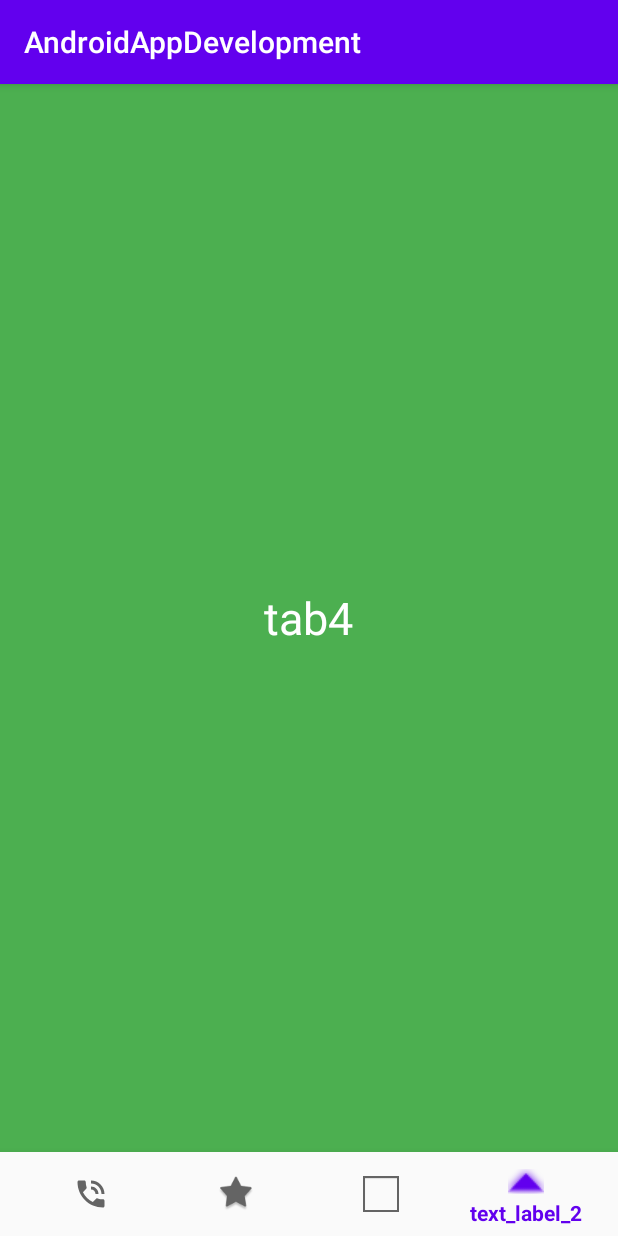
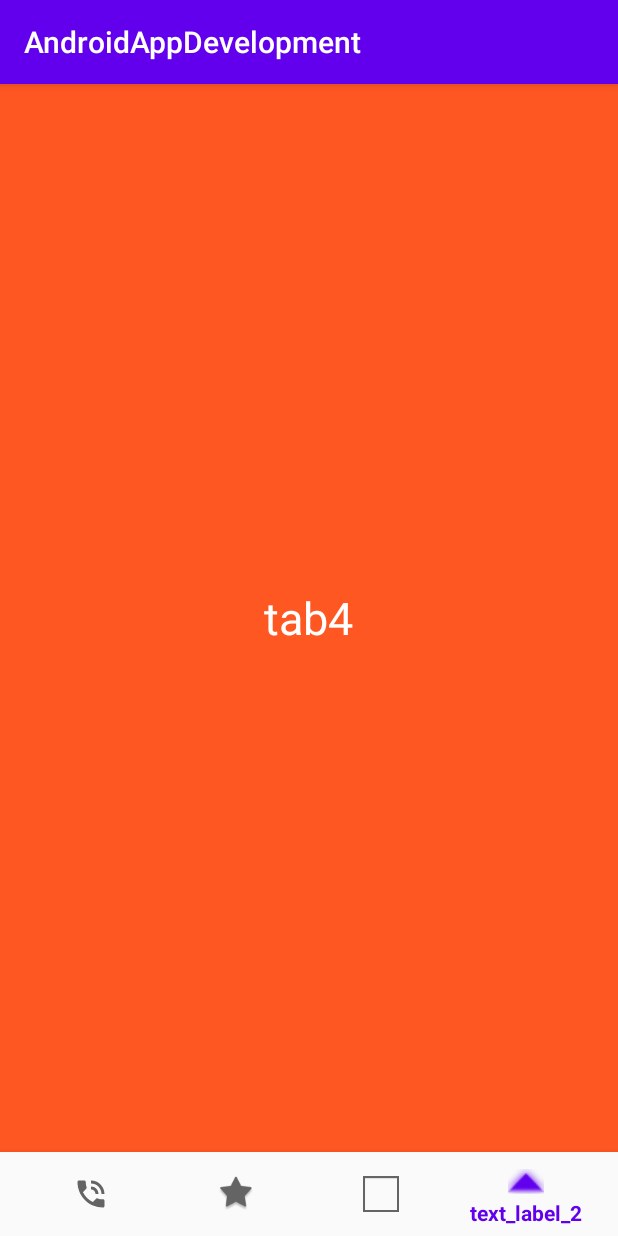
Before and after one commit to Raghuvorkady/Android-App-Development-Specialization, an Android app: the screen it shows after launch (MainActivity), item 4 of the bottom bar chosen, on a phone screen of 412 x 824 dp. Run offline under Robolectric (Android 15) with nearby library versions, the phone set to English and light mode, and no system bars.

Commit message:
Added a new color to tab4

```diff
--- a/app/src/main/res/layout/fragment_tab4.xml
+++ b/app/src/main/res/layout/fragment_tab4.xml
@@ -3,7 +3,7 @@
     xmlns:tools="http://schemas.android.com/tools"
     android:layout_width="match_parent"
     android:layout_height="match_parent"
-    android:background="#4CAF50"
+    android:background="#FF5722"
     tools:context=".tab4">
 
     <!-- TODO: Update blank fragment layout -->
```
